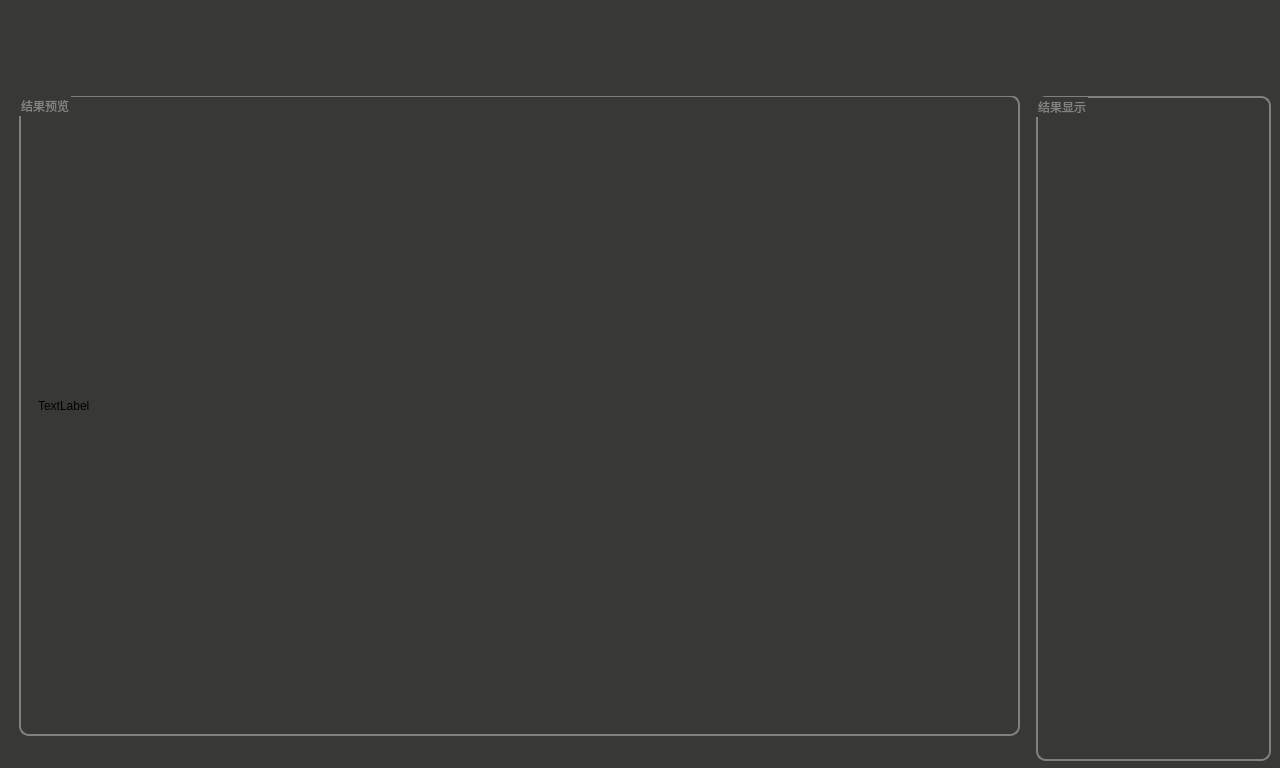
This is Project_UI/CrawlerCraneCounterweightDetection/form.ui in Karry11/CrawlerCraneCounterweightDetection as Qt 5 draws it before an edit. The edited form follows.
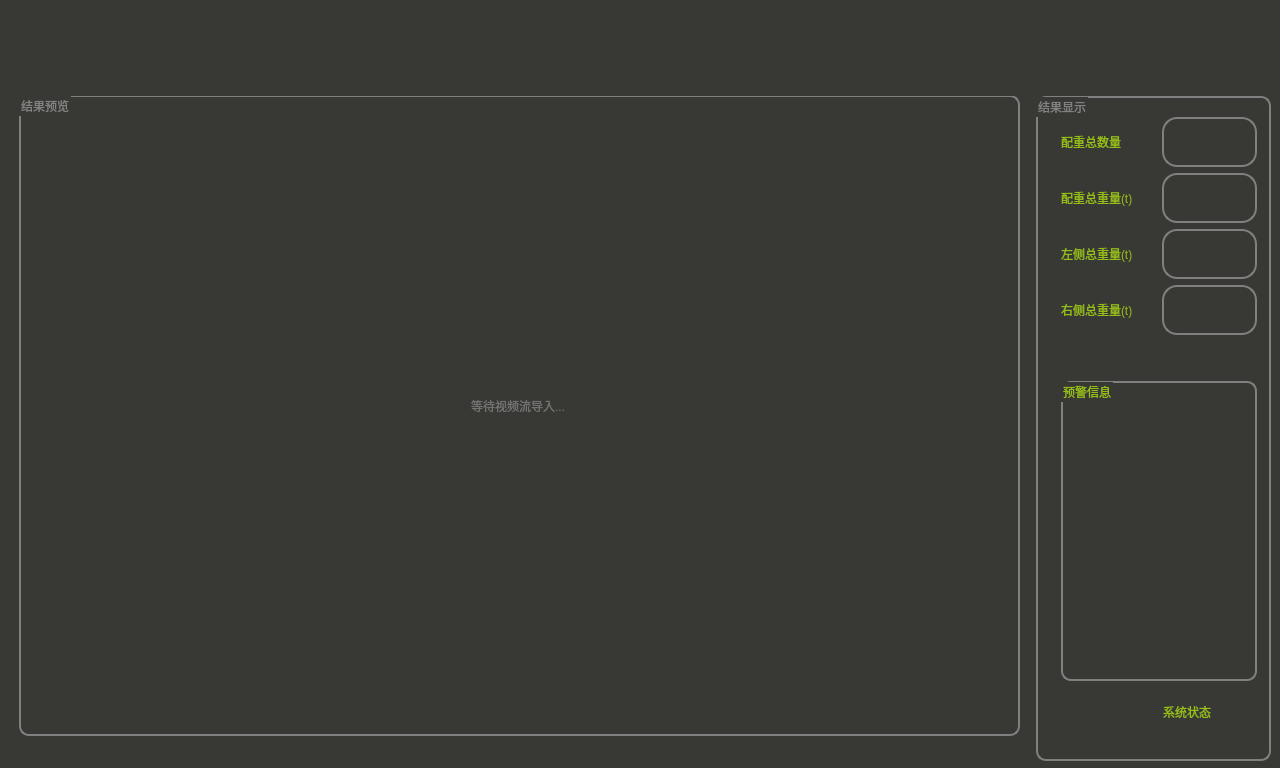
This is the edited form. The open tabs and pages were chosen to show the change. Icons and pictures are not drawn.

The edit to the form file:
```diff
--- a/Project_UI/CrawlerCraneCounterweightDetection/form.ui
+++ b/Project_UI/CrawlerCraneCounterweightDetection/form.ui
@@ -780,8 +780,15 @@
                   <height>540</height>
                  </size>
                 </property>
+                <property name="styleSheet">
+                 <string notr="true">color: rgb(115, 115, 115);
+font: 700 14pt &quot;Microsoft YaHei UI&quot;;</string>
+                </property>
                 <property name="text">
-                 <string>TextLabel</string>
+                 <string>等待视频流导入...</string>
+                </property>
+                <property name="alignment">
+                 <set>Qt::AlignCenter</set>
                 </property>
                </widget>
               </item>
@@ -887,6 +894,386 @@
           <property name="title">
            <string>结果显示</string>
           </property>
+          <widget class="QWidget" name="verticalLayoutWidget_2">
+           <property name="geometry">
+            <rect>
+             <x>10</x>
+             <y>21</y>
+             <width>221</width>
+             <height>630</height>
+            </rect>
+           </property>
+           <layout class="QVBoxLayout" name="verticalLayout_4">
+            <property name="leftMargin">
+             <number>5</number>
+            </property>
+            <item>
+             <layout class="QHBoxLayout" name="horizontalLayout_5">
+              <property name="leftMargin">
+               <number>10</number>
+              </property>
+              <property name="rightMargin">
+               <number>10</number>
+              </property>
+              <item>
+               <widget class="QLabel" name="label_3">
+                <property name="styleSheet">
+                 <string notr="true">background-color:transparent;
+font: 12pt &quot;Microsoft YaHei UI&quot;;
+color: rgb(151, 190, 21);</string>
+                </property>
+                <property name="text">
+                 <string>配重总数量</string>
+                </property>
+               </widget>
+              </item>
+              <item>
+               <widget class="QLabel" name="num_weight">
+                <property name="sizePolicy">
+                 <sizepolicy hsizetype="Fixed" vsizetype="Fixed">
+                  <horstretch>0</horstretch>
+                  <verstretch>0</verstretch>
+                 </sizepolicy>
+                </property>
+                <property name="minimumSize">
+                 <size>
+                  <width>50</width>
+                  <height>50</height>
+                 </size>
+                </property>
+                <property name="maximumSize">
+                 <size>
+                  <width>150</width>
+                  <height>50</height>
+                 </size>
+                </property>
+                <property name="styleSheet">
+                 <string notr="true">border:2px solid gray;
+border-radius:15px;
+background-color:transparent;
+font: 12pt &quot;Microsoft YaHei UI&quot;;
+color: white;
+</string>
+                </property>
+                <property name="text">
+                 <string/>
+                </property>
+                <property name="alignment">
+                 <set>Qt::AlignCenter</set>
+                </property>
+               </widget>
+              </item>
+             </layout>
+            </item>
+            <item>
+             <layout class="QHBoxLayout" name="horizontalLayout_6">
+              <property name="leftMargin">
+               <number>10</number>
+              </property>
+              <property name="rightMargin">
+               <number>10</number>
+              </property>
+              <item>
+               <widget class="QLabel" name="label_5">
+                <property name="styleSheet">
+                 <string notr="true">background-color:transparent;
+font: 12pt &quot;Microsoft YaHei UI&quot;;
+color: rgb(151, 190, 21);</string>
+                </property>
+                <property name="text">
+                 <string>配重总重量(t)</string>
+                </property>
+               </widget>
+              </item>
+              <item>
+               <widget class="QLabel" name="total_mass">
+                <property name="sizePolicy">
+                 <sizepolicy hsizetype="Fixed" vsizetype="Fixed">
+                  <horstretch>0</horstretch>
+                  <verstretch>0</verstretch>
+                 </sizepolicy>
+                </property>
+                <property name="minimumSize">
+                 <size>
+                  <width>50</width>
+                  <height>50</height>
+                 </size>
+                </property>
+                <property name="maximumSize">
+                 <size>
+                  <width>150</width>
+                  <height>50</height>
+                 </size>
+                </property>
+                <property name="styleSheet">
+                 <string notr="true">border:2px solid gray;
+border-radius:15px;
+background-color:transparent;
+font: 12pt &quot;Microsoft YaHei UI&quot;;
+color: white;
+</string>
+                </property>
+                <property name="text">
+                 <string/>
+                </property>
+                <property name="alignment">
+                 <set>Qt::AlignCenter</set>
+                </property>
+               </widget>
+              </item>
+             </layout>
+            </item>
+            <item>
+             <layout class="QHBoxLayout" name="horizontalLayout_7">
+              <property name="leftMargin">
+               <number>10</number>
+              </property>
+              <property name="rightMargin">
+               <number>10</number>
+              </property>
+              <item>
+               <widget class="QLabel" name="label_10">
+                <property name="styleSheet">
+                 <string notr="true">background-color:transparent;
+font: 12pt &quot;Microsoft YaHei UI&quot;;
+color: rgb(151, 190, 21);</string>
+                </property>
+                <property name="text">
+                 <string>左侧总重量(t)</string>
+                </property>
+               </widget>
+              </item>
+              <item>
+               <widget class="QLabel" name="total_mass_L">
+                <property name="sizePolicy">
+                 <sizepolicy hsizetype="Fixed" vsizetype="Fixed">
+                  <horstretch>0</horstretch>
+                  <verstretch>0</verstretch>
+                 </sizepolicy>
+                </property>
+                <property name="minimumSize">
+                 <size>
+                  <width>50</width>
+                  <height>50</height>
+                 </size>
+                </property>
+                <property name="maximumSize">
+                 <size>
+                  <width>150</width>
+                  <height>50</height>
+                 </size>
+                </property>
+                <property name="styleSheet">
+                 <string notr="true">border:2px solid gray;
+border-radius:15px;
+background-color:transparent;
+font: 12pt &quot;Microsoft YaHei UI&quot;;
+color: white;
+</string>
+                </property>
+                <property name="text">
+                 <string/>
+                </property>
+                <property name="alignment">
+                 <set>Qt::AlignCenter</set>
+                </property>
+               </widget>
+              </item>
+             </layout>
+            </item>
+            <item>
+             <layout class="QHBoxLayout" name="horizontalLayout_8">
+              <property name="leftMargin">
+               <number>10</number>
+              </property>
+              <property name="rightMargin">
+               <number>10</number>
+              </property>
+              <item>
+               <widget class="QLabel" name="label_12">
+                <property name="styleSheet">
+                 <string notr="true">background-color:transparent;
+font: 12pt &quot;Microsoft YaHei UI&quot;;
+color: rgb(151, 190, 21);</string>
+                </property>
+                <property name="text">
+                 <string>右侧总重量(t)</string>
+                </property>
+               </widget>
+              </item>
+              <item>
+               <widget class="QLabel" name="total_mass_R">
+                <property name="sizePolicy">
+                 <sizepolicy hsizetype="Fixed" vsizetype="Fixed">
+                  <horstretch>0</horstretch>
+                  <verstretch>0</verstretch>
+                 </sizepolicy>
+                </property>
+                <property name="minimumSize">
+                 <size>
+                  <width>50</width>
+                  <height>50</height>
+                 </size>
+                </property>
+                <property name="maximumSize">
+                 <size>
+                  <width>150</width>
+                  <height>50</height>
+                 </size>
+                </property>
+                <property name="styleSheet">
+                 <string notr="true">border:2px solid gray;
+border-radius:15px;
+background-color:transparent;
+font: 12pt &quot;Microsoft YaHei UI&quot;;
+color: white;
+</string>
+                </property>
+                <property name="text">
+                 <string/>
+                </property>
+                <property name="alignment">
+                 <set>Qt::AlignCenter</set>
+                </property>
+               </widget>
+              </item>
+             </layout>
+            </item>
+            <item>
+             <spacer name="verticalSpacer_3">
+              <property name="orientation">
+               <enum>Qt::Vertical</enum>
+              </property>
+              <property name="sizeHint" stdset="0">
+               <size>
+                <width>20</width>
+                <height>40</height>
+               </size>
+              </property>
+             </spacer>
+            </item>
+            <item>
+             <layout class="QVBoxLayout" name="verticalLayout_5">
+              <property name="leftMargin">
+               <number>10</number>
+              </property>
+              <property name="rightMargin">
+               <number>10</number>
+              </property>
+              <item>
+               <widget class="QGroupBox" name="groupBox_5">
+                <property name="sizePolicy">
+                 <sizepolicy hsizetype="Preferred" vsizetype="Fixed">
+                  <horstretch>0</horstretch>
+                  <verstretch>0</verstretch>
+                 </sizepolicy>
+                </property>
+                <property name="minimumSize">
+                 <size>
+                  <width>0</width>
+                  <height>300</height>
+                 </size>
+                </property>
+                <property name="styleSheet">
+                 <string notr="true">color: rgb(151, 190, 21);
+font: 12pt &quot;Microsoft YaHei UI&quot;;</string>
+                </property>
+                <property name="title">
+                 <string>预警信息</string>
+                </property>
+                <widget class="QLabel" name="warming_info">
+                 <property name="geometry">
+                  <rect>
+                   <x>10</x>
+                   <y>20</y>
+                   <width>181</width>
+                   <height>271</height>
+                  </rect>
+                 </property>
+                 <property name="styleSheet">
+                  <string notr="true">color: rgb(255, 255, 255);
+font: 12pt &quot;Microsoft YaHei UI&quot;;</string>
+                 </property>
+                 <property name="text">
+                  <string/>
+                 </property>
+                 <property name="alignment">
+                  <set>Qt::AlignCenter</set>
+                 </property>
+                </widget>
+               </widget>
+              </item>
+             </layout>
+            </item>
+            <item>
+             <layout class="QHBoxLayout" name="horizontalLayout_9">
+              <property name="leftMargin">
+               <number>10</number>
+              </property>
+              <property name="rightMargin">
+               <number>10</number>
+              </property>
+              <property name="bottomMargin">
+               <number>10</number>
+              </property>
+              <item>
+               <widget class="QLabel" name="warming_alarm">
+                <property name="sizePolicy">
+                 <sizepolicy hsizetype="Fixed" vsizetype="Fixed">
+                  <horstretch>0</horstretch>
+                  <verstretch>0</verstretch>
+                 </sizepolicy>
+                </property>
+                <property name="minimumSize">
+                 <size>
+                  <width>50</width>
+                  <height>50</height>
+                 </size>
+                </property>
+                <property name="maximumSize">
+                 <size>
+                  <width>50</width>
+                  <height>50</height>
+                 </size>
+                </property>
+                <property name="styleSheet">
+                 <string notr="true">background-color:transparent;
+font: 12pt &quot;Microsoft YaHei UI&quot;;
+color: rgb(151, 190, 21);</string>
+                </property>
+                <property name="text">
+                 <string/>
+                </property>
+                <property name="pixmap">
+                 <pixmap>font/绿灯.png</pixmap>
+                </property>
+                <property name="scaledContents">
+                 <bool>true</bool>
+                </property>
+                <property name="alignment">
+                 <set>Qt::AlignCenter</set>
+                </property>
+               </widget>
+              </item>
+              <item>
+               <widget class="QLabel" name="label_15">
+                <property name="styleSheet">
+                 <string notr="true">background-color:transparent;
+font: 700 14pt &quot;Microsoft YaHei UI&quot;;
+color: rgb(151, 190, 21);</string>
+                </property>
+                <property name="text">
+                 <string>系统状态</string>
+                </property>
+                <property name="alignment">
+                 <set>Qt::AlignCenter</set>
+                </property>
+               </widget>
+              </item>
+             </layout>
+            </item>
+           </layout>
+          </widget>
          </widget>
         </item>
        </layout>
```
Left out of the diff: 2 changed lines with no effect on the pictures.
